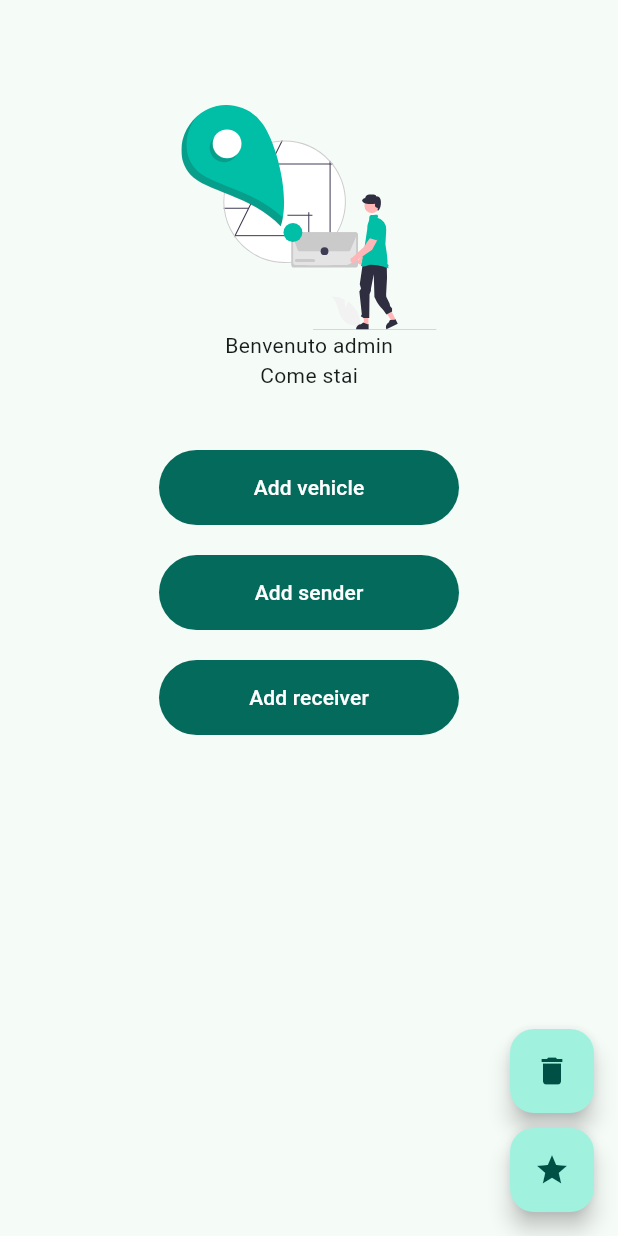
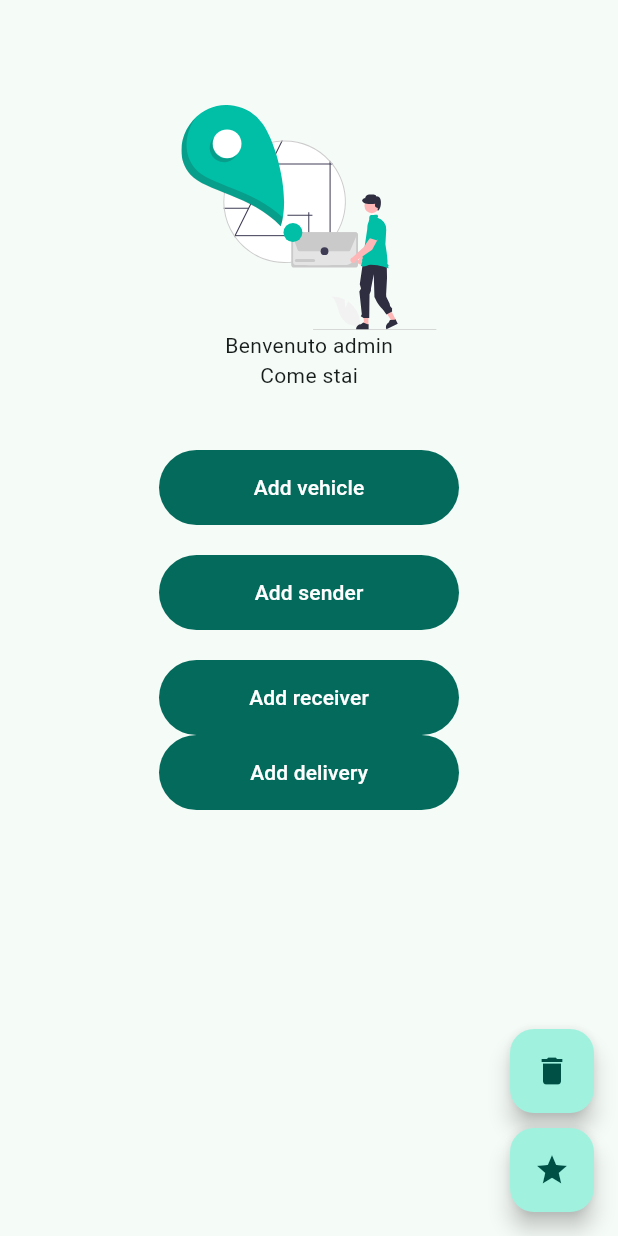
Before and after one commit to LuigiVessella/greenway, a Flutter app: the AdminPage screen opened by its route, on a phone screen of 412 x 824 dp. Run offline on Flutter 3.47's test engine with Material 3 defaults, Android fonts, the phone set to English and light mode, and no system bars; our stand-ins replace flutter_dotenv, flutter_map, flutter_svg, jwt_decoder, latlong2, shared_preferences; missing offline and left inert: flutter_appauth, flutter_map_location_marker, google_polyline_algorithm; accounts and stored records are empty.

Commit message:
made adminWidget stateful

```diff
--- a/lib/presentation/pages/admin_page.dart
+++ b/lib/presentation/pages/admin_page.dart
@@ -1,12 +1,22 @@
+// ignore_for_file: prefer_typing_uninitialized_variables
+
 import 'package:flutter/material.dart';
 import 'package:flutter_svg/flutter_svg.dart';
 import 'package:greenway/entity/vehicle.dart';
 import 'package:greenway/presentation/widgets/add_new_delivery_widget.dart';
 import 'package:greenway/repositories/vehicle_repository.dart';
+
 //import 'package:shared_preferences/shared_preferences.dart';
 
-class AdminPage extends StatelessWidget {
+class AdminPage extends StatefulWidget {
   const AdminPage({super.key});
+
+  @override
+  State<AdminPage> createState() => _AdminPageState();
+}
+
+class _AdminPageState extends State<AdminPage> {
+  var resultSenderG, resultReceiverG;
 
   @override
   Widget build(BuildContext context) {
@@ -63,17 +73,26 @@ class AdminPage extends StatelessWidget {
               style: const ButtonStyle(
                   minimumSize: MaterialStatePropertyAll(Size(200, 50))),
               onPressed: () {
-               _navigateAndDisplaySelection(context, 'sender');
+                _navigateAndDisplaySelection(context, 'sender');
               },
               child: const Text('Add sender')),
-              const SizedBox(height: 20,),
+          const SizedBox(
+            height: 20,
+          ),
           FilledButton(
               style: const ButtonStyle(
                   minimumSize: MaterialStatePropertyAll(Size(200, 50))),
               onPressed: () {
-               _navigateAndDisplaySelection(context, 'receiver');
+                _navigateAndDisplaySelection(context, 'receiver');
               },
               child: const Text('Add receiver')),
+          FilledButton(
+              style: const ButtonStyle(
+                  minimumSize: MaterialStatePropertyAll(Size(200, 50))),
+              onPressed: () {
+                print('risultati: $resultSenderG and $resultReceiverG');
+              },
+              child: const Text('Add delivery')),
         ]),
       ),
     );
@@ -87,12 +106,13 @@ class AdminPage extends StatelessWidget {
 // }
 
   //utilizzo i il Navigator.push in una funzione che ritorna Future in attesa dei risultati della scelta del luogo
-  Future<void> _navigateAndDisplaySelection(BuildContext context, String role) async {
+  Future<void> _navigateAndDisplaySelection(
+      BuildContext context, String role) async {
     var resultSender, resultReceiver;
     // Navigator.push returns a Future that completes after calling
     // Navigator.pop on the Selection Screen.
-    if(role =='sender'){
-       resultSender = await Navigator.push(
+    if (role == 'sender') {
+      resultSender = await Navigator.push(
         context,
         // Create the SelectionScreen in the next step.
         MaterialPageRoute(
@@ -100,9 +120,8 @@ class AdminPage extends StatelessWidget {
                   title: "Aggiungi mittente",
                 )),
       );
-    }
-    else if(role == 'receiver'){
-         resultReceiver = await Navigator.push(
+    } else if (role == 'receiver') {
+      resultReceiver = await Navigator.push(
         context,
         // Create the SelectionScreen in the next step.
         MaterialPageRoute(
@@ -113,33 +132,18 @@ class AdminPage extends StatelessWidget {
     }
 
     if (resultReceiver != null) {
-      print('destinatario: $resultReceiver');
+      setState(() {
+        resultReceiverG = resultReceiver;
+      });
     }
 
     if (resultSender != null) {
-      print('mittente: $resultSender');
+      setState(() {
+        resultSenderG = resultSender;
+      });
     }
   }
 }
-
-
-
-
-
-
-
-
-
-
-
-
-
-
-
-
-
-
-
 
 //probabilmente questo va spostato in un altro file per pulizia
 class _VehicleInputDetailState extends StatefulWidget {
```
Also changed, not shown: lib/services/network/data_providers/http_delivery_provider.dart (+3 -7 lines), lib/services/network/logger.dart (+6 -5 lines).
